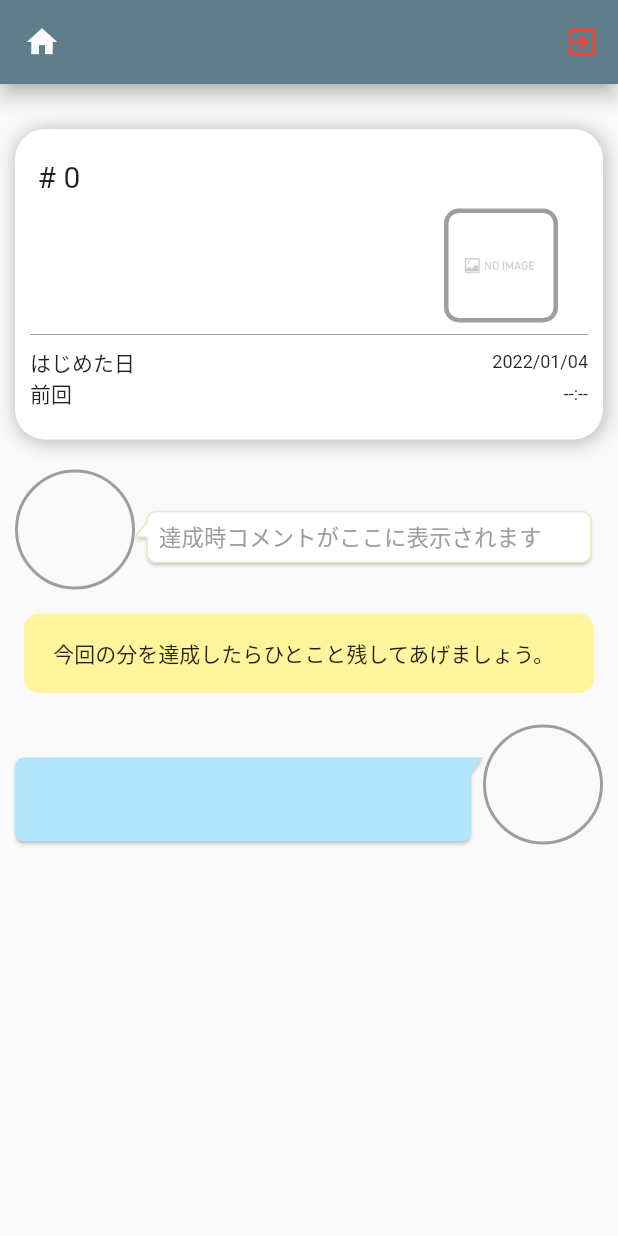
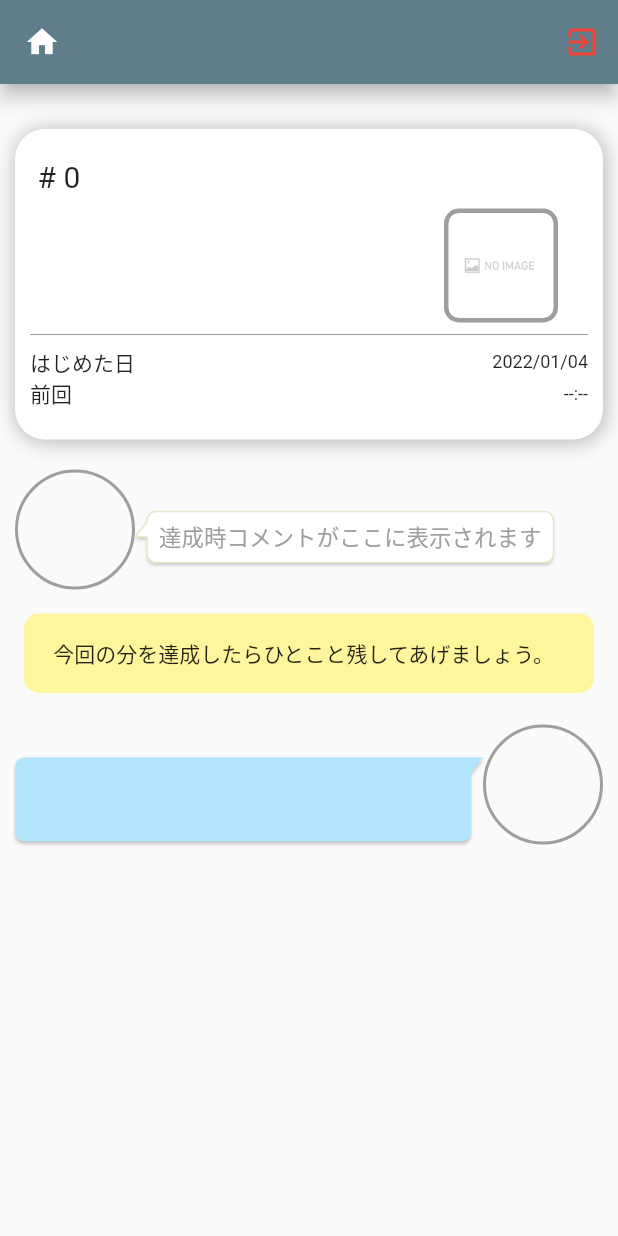
Before and after one commit to y0303noki/YellApp, a Flutter app: the OtherYellMainPage screen opened directly, on a phone screen of 412 x 824 dp. Run offline on Flutter 3.47's test engine with Material 2 defaults, Android fonts, the phone set to English and light mode, and no system bars; drawn by our look-alikes of bubble; our stand-ins replace cloud_firestore, firebase_auth, firebase_core, flutter_hooks, hooks_riverpod, share and 1 more; accounts and stored records are empty; network calls fail.

Commit message:
flecibleにしてみた

```diff
--- a/lib/screen/other/other_yell_main_page.dart
+++ b/lib/screen/other/other_yell_main_page.dart
@@ -88,8 +88,10 @@ class OtherYellMainPage extends ConsumerWidget {
                     ButtonWidget.iconMainWidget(
                       Utility.substring1or2(otherAchievment.ownerName),
                     ),
-                    Expanded(
-                      child: Tooltip(
+                    Flexible(
+                      child: Column(
+                        children: [
+                          Tooltip(
                             message: '応援してくれるメンバーにコメントが表示されます',
                             child: Bubble(
                               margin: const BubbleEdges.only(
@@ -114,6 +116,10 @@ class OtherYellMainPage extends ConsumerWidget {
                                       style: const TextStyle(fontSize: 20),
                                     ),
                             ),
+                          ),
+                          // Utility.toStringddhh(_myAchievment.updatedCurrentDayAt);
+                          // Text(Utility.toStringddhh(otherAchievment)),
+                        ],
                       ),
                     ),
                   ],
```
Lines whose indentation alone changed are shown as unchanged.
